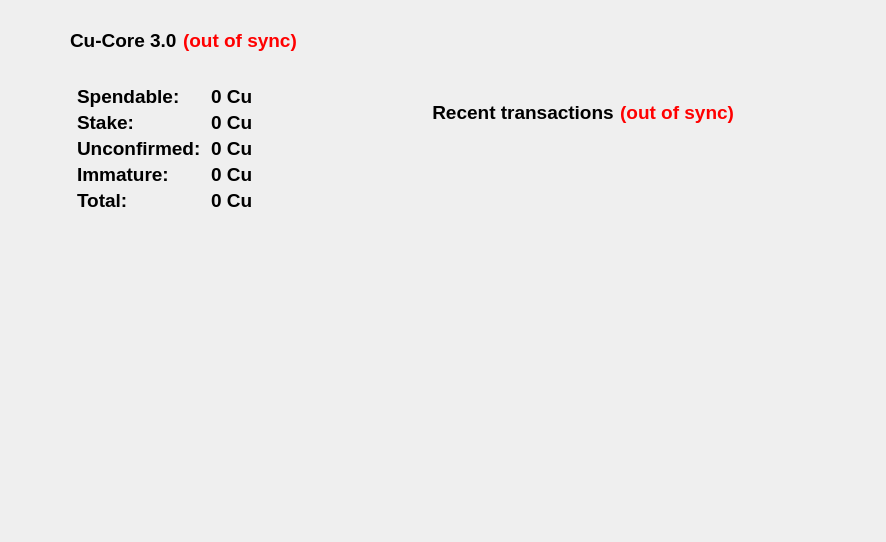
Old version of the form src/qt/forms/overviewpage.ui in the repository nerdlabs-dev/Coppercoin-Cu.
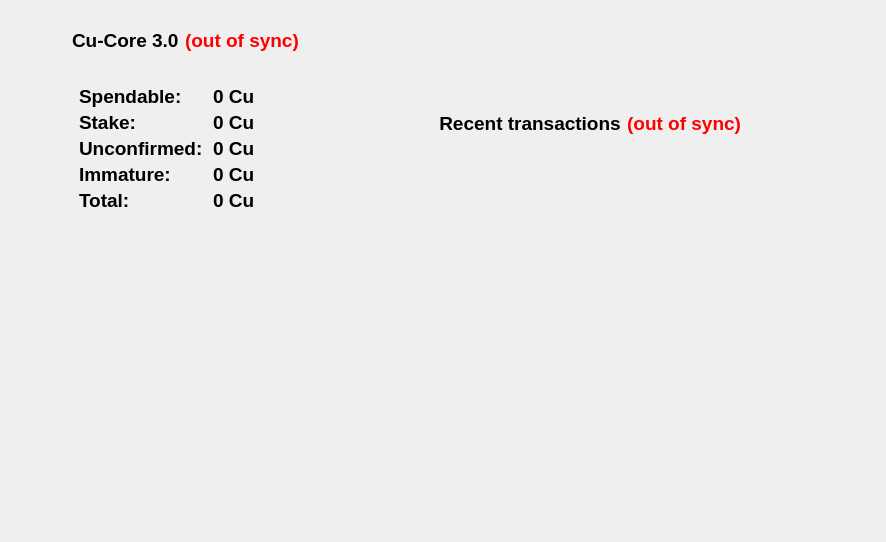
New version of the form. Icons and pictures are not drawn.

Commit message: overview round 4 ( i have a good feeling about this one)

```diff
--- a/src/qt/forms/overviewpage.ui
+++ b/src/qt/forms/overviewpage.ui
@@ -51,7 +51,7 @@
       <property name="bottomMargin">
        <number>0</number>
       </property>
-      <item row="0" column="1">
+      <item row="0" column="2">
        <widget class="QFrame" name="frame_7">
         <property name="sizePolicy">
          <sizepolicy hsizetype="Expanding" vsizetype="Expanding">
@@ -75,8 +75,14 @@
          <property name="leftMargin">
           <number>0</number>
          </property>
+         <property name="topMargin">
+          <number>20</number>
+         </property>
          <property name="rightMargin">
-          <number>10</number>
+          <number>0</number>
+         </property>
+         <property name="bottomMargin">
+          <number>0</number>
          </property>
          <item row="0" column="0" colspan="2">
           <widget class="QFrame" name="frame_9">
@@ -90,13 +96,19 @@
             <number>0</number>
            </property>
            <layout class="QGridLayout" name="gridLayout_8">
+            <property name="leftMargin">
+             <number>0</number>
+            </property>
             <property name="topMargin">
              <number>5</number>
             </property>
+            <property name="rightMargin">
+             <number>0</number>
+            </property>
             <property name="bottomMargin">
              <number>0</number>
             </property>
-            <item row="0" column="0">
+            <item row="0" column="1">
              <widget class="QLabel" name="label10_16">
               <property name="minimumSize">
                <size>
@@ -133,7 +145,7 @@
               </property>
              </widget>
             </item>
-            <item row="0" column="3">
+            <item row="0" column="7">
              <widget class="QLabel" name="label10_17">
               <property name="minimumSize">
                <size>
@@ -170,7 +182,7 @@
               </property>
              </widget>
             </item>
-            <item row="0" column="1">
+            <item row="0" column="3">
              <widget class="QLabel" name="label10_18">
               <property name="minimumSize">
                <size>
@@ -207,7 +219,7 @@
               </property>
              </widget>
             </item>
-            <item row="0" column="2">
+            <item row="0" column="5">
              <widget class="QLabel" name="label10_15">
               <property name="minimumSize">
                <size>
@@ -244,6 +256,71 @@
               </property>
              </widget>
             </item>
+            <item row="0" column="8">
+             <spacer name="horizontalSpacer_11">
+              <property name="orientation">
+               <enum>Qt::Horizontal</enum>
+              </property>
+              <property name="sizeHint" stdset="0">
+               <size>
+                <width>40</width>
+                <height>20</height>
+               </size>
+              </property>
+             </spacer>
+            </item>
+            <item row="0" column="2">
+             <spacer name="horizontalSpacer_12">
+              <property name="orientation">
+               <enum>Qt::Horizontal</enum>
+              </property>
+              <property name="sizeHint" stdset="0">
+               <size>
+                <width>40</width>
+                <height>20</height>
+               </size>
+              </property>
+             </spacer>
+            </item>
+            <item row="0" column="0">
+             <spacer name="horizontalSpacer_10">
+              <property name="orientation">
+               <enum>Qt::Horizontal</enum>
+              </property>
+              <property name="sizeHint" stdset="0">
+               <size>
+                <width>40</width>
+                <height>20</height>
+               </size>
+              </property>
+             </spacer>
+            </item>
+            <item row="0" column="4">
+             <spacer name="horizontalSpacer_13">
+              <property name="orientation">
+               <enum>Qt::Horizontal</enum>
+              </property>
+              <property name="sizeHint" stdset="0">
+               <size>
+                <width>40</width>
+                <height>20</height>
+               </size>
+              </property>
+             </spacer>
+            </item>
+            <item row="0" column="6">
+             <spacer name="horizontalSpacer_14">
+              <property name="orientation">
+               <enum>Qt::Horizontal</enum>
+              </property>
+              <property name="sizeHint" stdset="0">
+               <size>
+                <width>40</width>
+                <height>20</height>
+               </size>
+              </property>
+             </spacer>
+            </item>
            </layout>
           </widget>
          </item>
@@ -3791,6 +3868,19 @@
         </layout>
        </widget>
       </item>
+      <item row="0" column="1">
+       <spacer name="horizontalSpacer_9">
+        <property name="orientation">
+         <enum>Qt::Horizontal</enum>
+        </property>
+        <property name="sizeHint" stdset="0">
+         <size>
+          <width>5</width>
+          <height>20</height>
+         </size>
+        </property>
+       </spacer>
+      </item>
      </layout>
     </widget>
    </item>
```
The commit also changes 2 other files.
